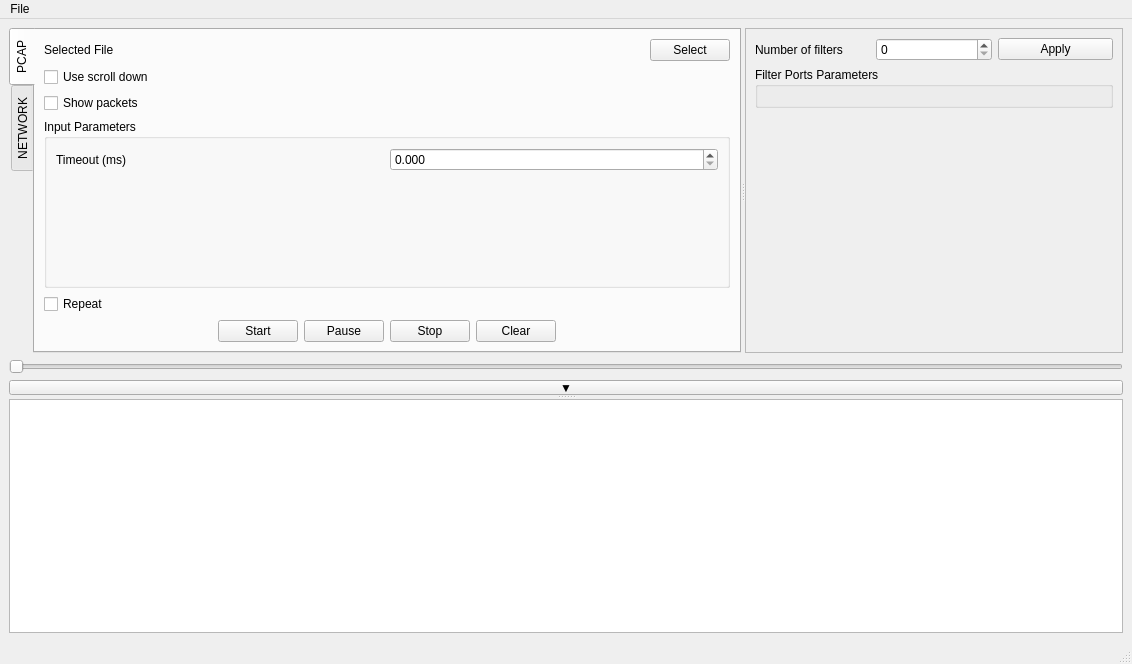
First picture: the form in AnalyzePcapUdp/mainwindow.ui, repository artthirt/AnalyzePcapUdp, before the edit.
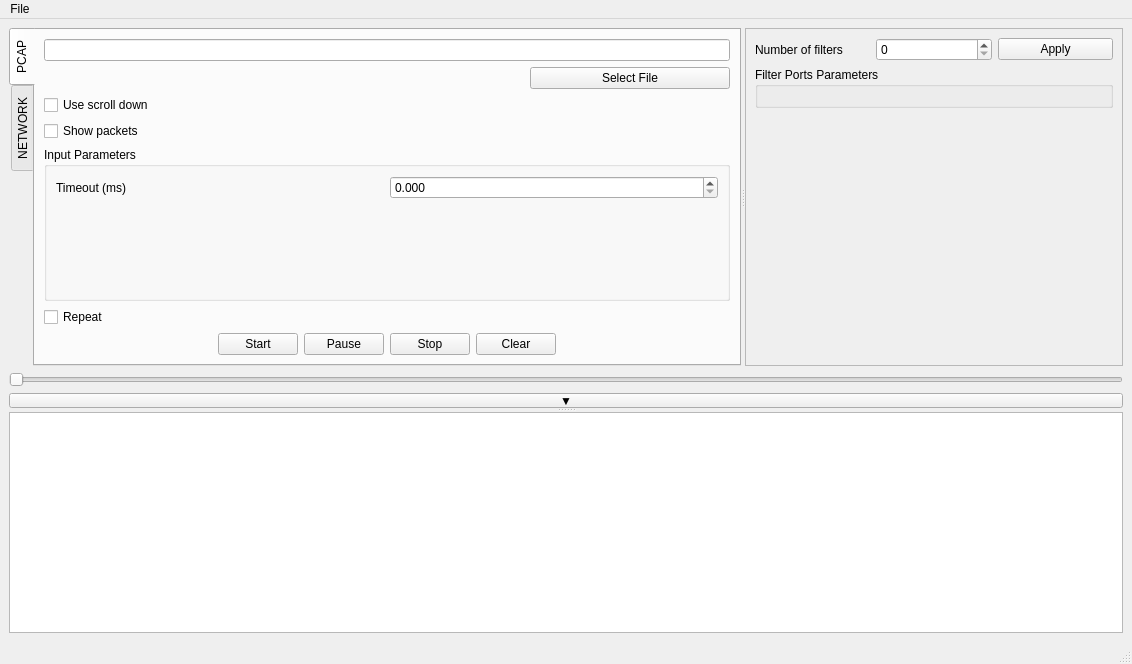
Second picture: the form after the edit.

Diff of the .ui file:
```diff
--- a/AnalyzePcapUdp/mainwindow.ui
+++ b/AnalyzePcapUdp/mainwindow.ui
@@ -60,42 +60,32 @@
                 <string>PCAP</string>
                </attribute>
                <layout class="QVBoxLayout" name="verticalLayout_3">
+                <item>
+                 <widget class="QLineEdit" name="leFileField"/>
+                </item>
                 <item>
                  <layout class="QGridLayout" name="gridLayout_3">
-                  <item row="0" column="0">
-                   <widget class="QLabel" name="label_2">
-                    <property name="text">
-                     <string>Selected File</string>
-                    </property>
-                   </widget>
-                  </item>
-                  <item row="0" column="1">
-                   <widget class="QLabel" name="lbSelectedFile">
-                    <property name="sizePolicy">
-                     <sizepolicy hsizetype="Expanding" vsizetype="Preferred">
-                      <horstretch>0</horstretch>
-                      <verstretch>0</verstretch>
-                     </sizepolicy>
-                    </property>
-                    <property name="minimumSize">
+                  <item row="1" column="2">
+                   <widget class="QPushButton" name="pbSelect">
+                    <property name="maximumSize">
                      <size>
-                      <width>100</width>
-                      <height>0</height>
+                      <width>200</width>
+                      <height>16777215</height>
                      </size>
                     </property>
                     <property name="text">
-                     <string/>
+                     <string>Select File</string>
                     </property>
                    </widget>
                   </item>
-                  <item row="1" column="0">
+                  <item row="4" column="1">
                    <widget class="QCheckBox" name="cbUseScrollDown">
                     <property name="text">
                      <string>Use scroll down</string>
                     </property>
                    </widget>
                   </item>
-                  <item row="2" column="0">
+                  <item row="5" column="1">
                    <widget class="QCheckBox" name="chbShowPackets">
                     <property name="text">
                      <string>Show packets</string>
@@ -105,19 +95,6 @@
                     </property>
                    </widget>
                   </item>
-                  <item row="0" column="2">
-                   <widget class="QPushButton" name="pbSelect">
-                    <property name="maximumSize">
-                     <size>
-                      <width>200</width>
-                      <height>16777215</height>
-                     </size>
-                    </property>
-                    <property name="text">
-                     <string>Select</string>
-                    </property>
-                   </widget>
-                  </item>
                  </layout>
                 </item>
                 <item>
@@ -399,7 +376,7 @@
              <rect>
               <x>0</x>
               <y>0</y>
-              <width>272</width>
+              <width>354</width>
               <height>319</height>
              </rect>
             </property>
```
Left out of the diff: 14 changed lines with no effect on the pictures.
